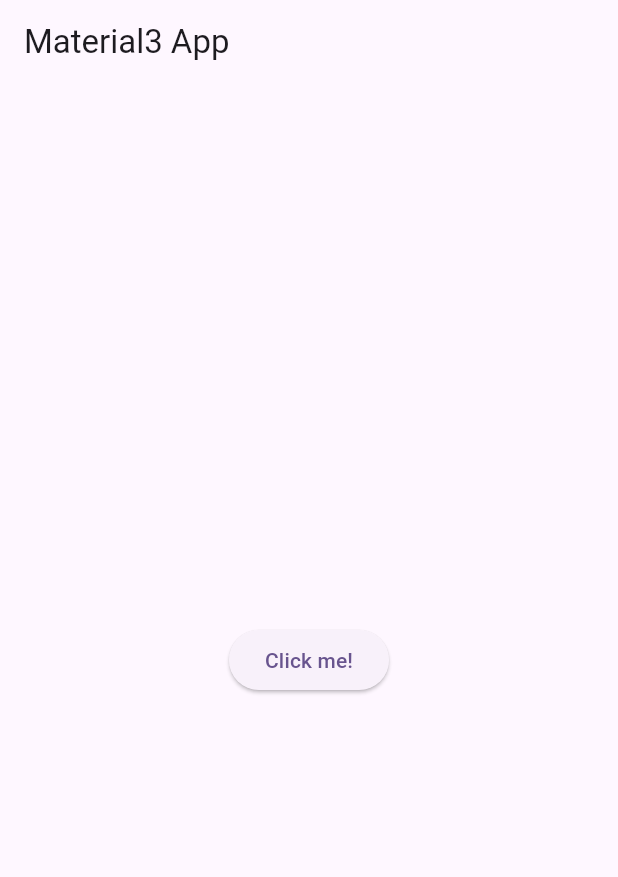
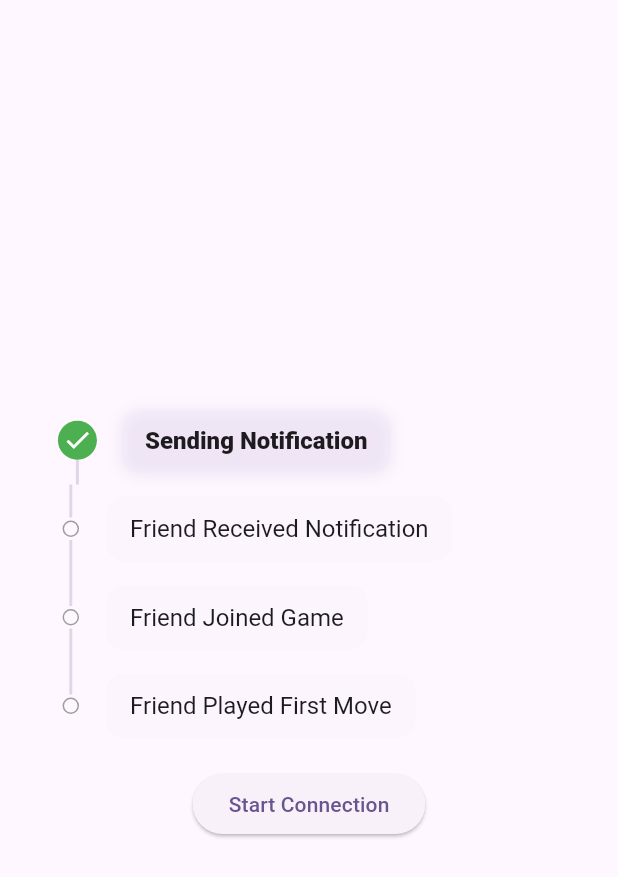
Before and after one commit to HaseebKahn365/beta_attemps, a Flutter app: the screen it shows after launch, on a phone screen of 412 x 824 dp. Shown: the top 877 px of the screen. Run offline on Flutter 3.47's test engine with Material 3 defaults, Android fonts, the phone set to English and light mode, and no system bars; our stand-ins replace timelines_plus.

Commit message:
buiding mechanism for online play

```diff
--- /dev/null
+++ b/lib/event_progress.dart
@@ -0,0 +1,271 @@
+import 'dart:developer';
+
+import 'package:flutter/material.dart';
+import 'package:provider/provider.dart';
+import 'package:timelines_plus/timelines_plus.dart';
+
+//Throwing exceptions
+
+class SendingNotificationException implements Exception {
+  final String message;
+
+  SendingNotificationException(this.message);
+
+  @override
+  String toString() => "SendingNotificationException: $message";
+}
+
+class ReceivingNotificationException implements Exception {
+  final String message;
+
+  ReceivingNotificationException(this.message);
+
+  @override
+  String toString() => "ReceivingNotificationException: $message";
+}
+
+class JoiningGameException implements Exception {
+  final String message;
+
+  JoiningGameException(this.message);
+
+  @override
+  String toString() => "JoiningGameException: $message";
+}
+
+class RejectingGameException implements Exception {
+  final String message;
+
+  RejectingGameException(this.message);
+
+  @override
+  String toString() => "RejectingGameException: $message";
+}
+
+class PlayingFirstMoveException implements Exception {
+  final String message;
+
+  PlayingFirstMoveException(this.message);
+
+  @override
+  String toString() => "PlayingFirstMoveException: $message";
+}
+
+abstract class Connection {
+  void sendNotification(String message);
+  void friendReceivedNotification();
+  void friendJoinedGame();
+  void friendRejected();
+  void friendPlayedFirstMove();
+}
+
+enum ConnectionCompletionState {
+  notificationSent,
+  friendReceivedNotification,
+  friendJoinedGame,
+  friendRejected,
+  friendPlayedFirstMove,
+}
+
+//enums for active state
+enum ConnectionActiveState {
+  sendingNotification,
+  receivingNotification,
+  joiningGame,
+  rejectingGame,
+  playingFirstMove,
+}
+
+//enums for err
+enum ConnectionErrorType {
+  notificationSent,
+  receivingNotification,
+  joiningGame,
+  rejectingGame,
+  playingFirstMove,
+}
+
+class GameConnection with ChangeNotifier {
+  ConnectionCompletionState completionState = ConnectionCompletionState.notificationSent;
+  ConnectionErrorType? errorType;
+  ConnectionActiveState? activeState;
+
+  void markComplete(ConnectionCompletionState state) {
+    completionState = state;
+    notifyListeners();
+  }
+
+  void markActive(ConnectionActiveState state) {
+    activeState = state;
+    notifyListeners();
+  }
+
+  void markConnectionError(ConnectionErrorType error) {
+    errorType = error;
+    notifyListeners();
+  }
+
+  Future<void> simulateConnection() async {
+    await Future.delayed(const Duration(seconds: 2));
+    markConnectionError(ConnectionErrorType.notificationSent);
+    // markConnectionError(ConnectionErrorType.notificationSent);
+    markActive(ConnectionActiveState.receivingNotification);
+    await Future.delayed(const Duration(seconds: 2));
+
+    await Future.delayed(const Duration(seconds: 2));
+    markComplete(ConnectionCompletionState.friendReceivedNotification);
+    // setConnectionError(ConnectionErrorType.notificationSent);
+
+    // setConnectionError(ConnectionErrorType.receivingNotification);
+    await Future.delayed(const Duration(seconds: 2));
+    markActive(ConnectionActiveState.joiningGame);
+
+    await Future.delayed(const Duration(seconds: 2));
+    markComplete(ConnectionCompletionState.friendJoinedGame);
+
+    await Future.delayed(const Duration(seconds: 2));
+    markComplete(ConnectionCompletionState.friendPlayedFirstMove);
+  }
+}
+
+var theme = ThemeData(
+  colorScheme: ColorScheme.fromSeed(seedColor: Colors.deepPurple),
+  useMaterial3: true,
+);
+
+class EventProgress extends StatelessWidget {
+  const EventProgress({super.key});
+
+  @override
+  Widget build(BuildContext context) {
+    theme = Theme.of(context);
+    return ChangeNotifierProvider(
+      create: (_) => GameConnection(),
+      child: Consumer<GameConnection>(
+        builder: (context, connection, _) => Scaffold(
+          body: Column(
+            mainAxisAlignment: MainAxisAlignment.center,
+            children: [
+              FixedTimeline.tileBuilder(
+                builder: TimelineTileBuilder.connected(
+                  nodePositionBuilder: (_, __) => 0.1,
+                  connectionDirection: ConnectionDirection.after,
+                  itemCount: 4,
+                  connectorBuilder: (_, index, __) => SolidLineConnector(
+                    color: theme.colorScheme.primary.withOpacity(0.2),
+                  ),
+                  contentsBuilder: (context, index) {
+                    switch (index) {
+                      case 0:
+                        return _buildTimelineContent('Sending Notification', true, connection.errorType == ConnectionErrorType.notificationSent);
+                      case 1:
+                        return _buildTimelineContent('Friend Received Notification', connection.completionState.index >= ConnectionCompletionState.friendReceivedNotification.index, connection.errorType == ConnectionErrorType.receivingNotification);
+                      case 2:
+                        return _buildTimelineContent('Friend Joined Game', connection.completionState.index >= ConnectionCompletionState.friendJoinedGame.index, connection.errorType == ConnectionErrorType.joiningGame);
+                      case 3:
+                        return _buildTimelineContent('Friend Played First Move', connection.completionState == ConnectionCompletionState.friendPlayedFirstMove, connection.errorType == ConnectionErrorType.playingFirstMove);
+                      default:
+                        return null;
+                    }
+                  },
+                  indicatorBuilder: (context, index) {
+                    switch (index) {
+                      case 0:
+                        return _buildIndicator(false, true, connection.errorType == ConnectionErrorType.notificationSent);
+                      case 1:
+                        return _buildIndicator(connection.activeState == ConnectionActiveState.receivingNotification, connection.completionState.index >= ConnectionCompletionState.friendReceivedNotification.index, connection.errorType == ConnectionErrorType.receivingNotification);
+                      case 2:
+                        return _buildIndicator(connection.activeState == ConnectionActiveState.joiningGame, connection.completionState.index >= ConnectionCompletionState.friendJoinedGame.index, connection.errorType == ConnectionErrorType.joiningGame);
+                      case 3:
+                        return _buildIndicator(connection.activeState == ConnectionActiveState.playingFirstMove, connection.completionState == ConnectionCompletionState.friendPlayedFirstMove, connection.errorType == ConnectionErrorType.playingFirstMove);
+                      default:
+                        return null;
+                    }
+                  },
+                ),
+              ),
+              const SizedBox(height: 12),
+              ElevatedButton(
+                onPressed: () => connection.simulateConnection(),
+                child: const Text('Start Connection'),
+              ),
+            ],
+          ),
+        ),
+      ),
+    );
+  }
+
+  Widget _buildTimelineContent(String title, bool isComplete, bool hasError) {
+    return Padding(
+      padding: const EdgeInsets.only(left: 16, top: 8, bottom: 8),
+      child: Container(
+        decoration: BoxDecoration(
+          borderRadius: BorderRadius.circular(12),
+          color: hasError
+              ? theme.colorScheme.errorContainer.withOpacity(0.1)
+              : isComplete
+                  ? theme.colorScheme.primaryContainer.withOpacity(0.1)
+                  : theme.colorScheme.surfaceContainerHighest.withOpacity(0.1),
+          boxShadow: [
+            if (isComplete)
+              BoxShadow(
+                color: theme.colorScheme.primary.withOpacity(0.1),
+                blurRadius: 8,
+                offset: const Offset(0, 2),
+              ),
+          ],
+        ),
+        padding: const EdgeInsets.symmetric(horizontal: 16, vertical: 12),
+        child: AnimatedDefaultTextStyle(
+          curve: Curves.easeOutQuad,
+          duration: const Duration(milliseconds: 300),
+          style: TextStyle(
+            color: hasError ? theme.colorScheme.error : theme.colorScheme.onSurface,
+            fontWeight: isComplete ? FontWeight.w900 : FontWeight.normal,
+            fontSize: 16,
+          ),
+          child: Text(title),
+        ),
+      ),
+    );
+  }
+
+  Widget _buildIndicator(bool isActive, bool isComplete, bool hasError) {
+    log('isActive: $isActive, isComplete: $isComplete, hasError: $hasError');
+    if (hasError) {
+      return DotIndicator(
+        size: 26,
+        color: theme.colorScheme.error,
+        child: Icon(Icons.close, color: theme.colorScheme.onError, size: 20),
+      );
+    }
+    if (isComplete) {
+      return const DotIndicator(size: 26, color: Colors.green, child: Icon(Icons.check, color: Colors.white, size: 20));
+    }
+    if (isActive) {
+      return DotIndicator(
+        size: 26,
+        color: theme.colorScheme.surface,
+        child: CircularProgressIndicator(
+          valueColor: AlwaysStoppedAnimation(theme.colorScheme.primary),
+          strokeWidth: 3,
+          strokeCap: StrokeCap.round,
+        ),
+      );
+    }
+
+    return OutlinedDotIndicator(
+      color: Colors.transparent,
+      child: Container(
+        width: 22,
+        height: 22,
+        decoration: BoxDecoration(
+          shape: BoxShape.circle,
+          color: Colors.transparent,
+          border: Border.all(color: Colors.grey),
+        ),
+      ),
+    );
+  }
+}
--- a/lib/main.dart
+++ b/lib/main.dart
@@ -1,3 +1,4 @@
+import 'package:beta_attemps/event_progress.dart';
 import 'package:flutter/material.dart';
 
 void main() {
@@ -11,6 +12,7 @@
   Widget build(BuildContext context) {
     return MaterialApp(
       title: 'Flutter Demo',
+      debugShowCheckedModeBanner: false,
       theme: ThemeData(
         colorScheme: ColorScheme.fromSeed(seedColor: Colors.deepPurple),
         useMaterial3: true,
@@ -25,18 +27,6 @@
 
   @override
   Widget build(BuildContext context) {
-    return Scaffold(
-      appBar: AppBar(
-        title: const Text('Material3 App'),
-      ),
-      body: Center(
-        child: ElevatedButton(
-          onPressed: () {
-            // Add your onPressed code here!
-          },
-          child: const Text('Click me!'),
-        ),
-      ),
-    );
+    return const EventProgress();
   }
 }
--- a/pubspec.yaml
+++ b/pubspec.yaml
@@ -35,6 +35,8 @@ dependencies:
   # The following adds the Cupertino Icons font to your application.
   # Use with the CupertinoIcons class for iOS style icons.
   cupertino_icons: ^1.0.8
+  provider: ^6.1.2
+  timelines_plus: ^1.0.6
 
 dev_dependencies:
   flutter_test:
```
Also changed, not shown: pubspec.lock.
